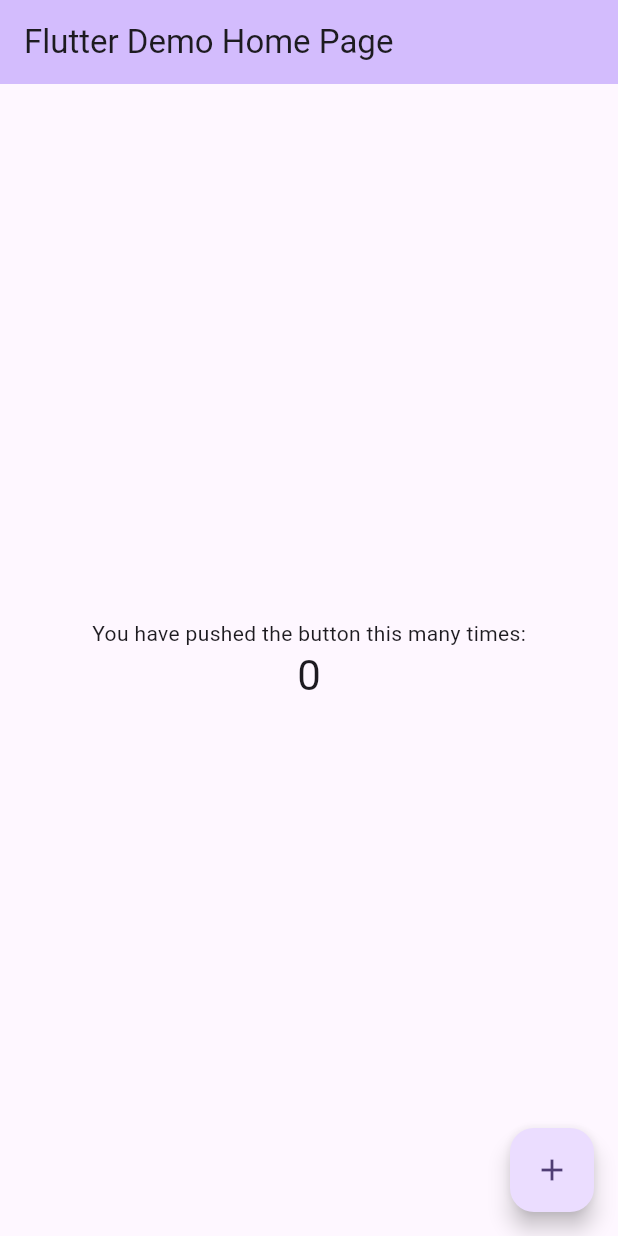
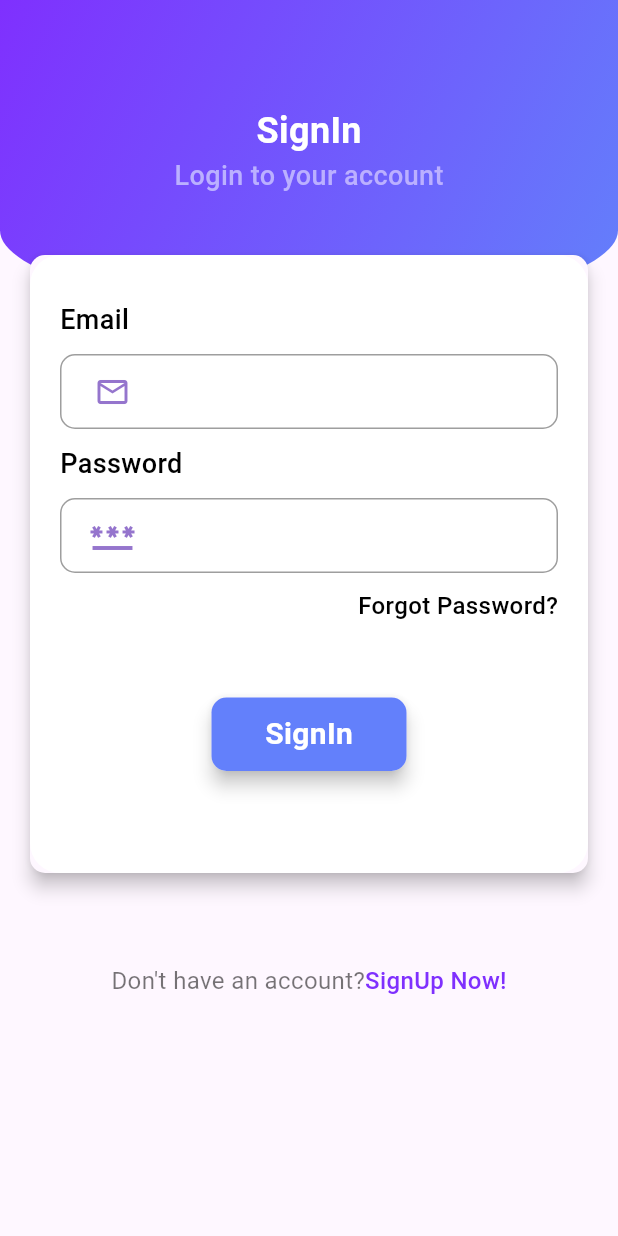
Before and after one commit to UtkarshShukla706/Flutter-App, a Flutter app: the screen it shows after launch, on a phone screen of 412 x 824 dp. Run offline on Flutter 3.47's test engine with Material 3 defaults, Android fonts, the phone set to English and light mode, and no system bars; our stand-ins replace device_preview_plus, firebase_core; accounts and stored records are empty.

Commit message:
updating the path of the main file and adding the new file signin.dart in the pages folder

```diff
--- a/lib/main.dart
+++ b/lib/main.dart
@@ -2,6 +2,7 @@ import 'package:device_preview_plus/device_preview_plus.dart';
 import 'package:firebase_core/firebase_core.dart';
 import 'package:flutter/material.dart';
 import 'package:newpro1/firebase_options.dart';
+import 'package:newpro1/pages/signin.dart';
 
 void main() async {
   WidgetsFlutterBinding.ensureInitialized();
@@ -27,11 +28,12 @@ class MyApp extends StatelessWidget {
   Widget build(BuildContext context) {
     return MaterialApp(
       title: 'Flutter Demo',
+      debugShowCheckedModeBanner: false,
       theme: ThemeData(
 
         colorScheme: ColorScheme.fromSeed(seedColor: Colors.deepPurple),
       ),
-      home: const MyHomePage(title: 'Flutter Demo Home Page'),
+      home: SignIn(),
     );
   }
 }
--- /dev/null
+++ b/lib/pages/signin.dart
@@ -0,0 +1,222 @@
+import 'package:flutter/material.dart';
+
+class SignIn extends StatefulWidget {
+  const SignIn({super.key});
+
+  @override
+  State<SignIn> createState() => _SignInState();
+}
+
+class _SignInState extends State<SignIn> {
+  @override
+  Widget build(BuildContext context) {
+    return Scaffold(
+      // ignore: avoid_unnecessary_containers
+      body: Container(
+        child: Stack(
+          children: [
+            Container(
+              height: MediaQuery.of(context).size.height / 4.0,
+              width: MediaQuery.of(context).size.width,
+              decoration: BoxDecoration(
+                gradient: LinearGradient(
+                  colors: [Color(0xFF7f30fe), Color(0xFF6380fb)],
+                  begin: Alignment.topLeft,
+                  end: Alignment.bottomRight,
+                ),
+                borderRadius: BorderRadius.vertical(
+                  bottom: Radius.elliptical(
+                    MediaQuery.of(context).size.width,
+                    105.0,
+                  ),
+                ),
+              ),
+            ),
+
+            Padding(
+              padding: const EdgeInsets.only(top: 70.0),
+              child: Column(
+                children: [
+                  Center(
+                    child: Text(
+                      'SignIn',
+                      style: TextStyle(
+                        color: Colors.white,
+                        fontSize: 24.0,
+                        fontWeight: FontWeight.bold,
+                      ),
+                    ),
+                  ),
+                  Center(
+                    child: Text(
+                      'Login to your account',
+                      style: TextStyle(
+                        color: Color(0xFFbbb0ff),
+                        fontSize: 18.0,
+                        fontWeight: FontWeight.w500,
+                      ),
+                    ),
+                  ),
+
+                  SizedBox(height: 20.0),
+
+                  // ignore: sized_box_for_whitespace
+                  Container(
+                    margin: EdgeInsets.symmetric(
+                      vertical: 20.0,
+                      horizontal: 20.0,
+                    ),
+                    child: Material(
+                      elevation: 5.0,
+                      borderRadius: BorderRadius.circular(10.0),
+                      child: Container(
+                        padding: EdgeInsets.symmetric(
+                          vertical: 30.0,
+                          horizontal: 20.0,
+                        ),
+                        height: MediaQuery.of(context).size.height / 2,
+                        width: MediaQuery.of(context).size.width,
+                        decoration: BoxDecoration(
+                          color: Colors.white,
+                          borderRadius: BorderRadius.circular(20.0),
+                        ),
+                        child: Column(
+                          crossAxisAlignment: CrossAxisAlignment.start,
+                          children: [
+                            Text(
+                              'Email',
+                              style: TextStyle(
+                                fontSize: 18.0,
+                                fontWeight: FontWeight.w500,
+                                color: Colors.black,
+                              ),
+                            ),
+                            SizedBox(height: 10.0),
+                            Container(
+                              padding: EdgeInsets.only(left: 10.0),
+                              decoration: BoxDecoration(
+                                border: Border.all(
+                                  width: 1.0,
+                                  color: Colors.black38,
+                                ),
+                                borderRadius: BorderRadius.circular(10.0),
+                              ),
+                              child: TextField(
+                                decoration: InputDecoration(
+                                  border: InputBorder.none,
+                                  prefixIcon: Icon(
+                                    Icons.mail_outline,
+                                    color: Colors.deepPurple.shade300,
+                                  ),
+                                ),
+                              ),
+                            ),
+                            SizedBox(height: 10.0),
+                            Text(
+                              'Password',
+                              style: TextStyle(
+                                fontSize: 18.0,
+                                fontWeight: FontWeight.w500,
+                                color: Colors.black,
+                              ),
+                            ),
+                            SizedBox(height: 10.0),
+                            Container(
+                              padding: EdgeInsets.only(left: 10.0),
+                              decoration: BoxDecoration(
+                                border: Border.all(
+                                  width: 1.0,
+                                  color: Colors.black38,
+                                ),
+                                borderRadius: BorderRadius.circular(10.0),
+                              ),
+                              child: TextField(
+                                decoration: InputDecoration(
+                                  border: InputBorder.none,
+                                  prefixIcon: Icon(
+                                    Icons.password,size: 32,
+                                    color: Colors.deepPurple.shade300,
+                                  ),
+                                ),
+                                obscureText: true,
+                              ),
+                            ),
+
+                            SizedBox(height: 10.0),
+
+                            Container(
+                              alignment: Alignment.bottomRight,
+                              child: Text(
+                                'Forgot Password?',
+                                style: TextStyle(
+                                  color: Colors.black,
+                                  fontSize: 16.0,
+                                  fontWeight: FontWeight.w500,
+                                ),
+                              ),
+                            ),
+                            SizedBox(height: 50.0),
+                            Center(
+                              // ignore: sized_box_for_whitespace
+                              child: Container(
+                                width: 130,
+                                child: Material(
+                                  elevation: 5.0,
+                                  borderRadius: BorderRadius.circular(10.0),
+                                  child: Center(
+                                    child: Container(
+                                      padding: EdgeInsets.all(10.0),
+                                      decoration: BoxDecoration(
+                                        color: Color(0xFF6380fb),
+                                        borderRadius: BorderRadius.circular(
+                                          10.0,
+                                        ),
+                                      ),
+                                      child: Center(
+                                        child: Text(
+                                          'SignIn',
+                                          style: TextStyle(
+                                            color: Colors.white,
+                                            fontSize: 20.0,
+                                            fontWeight: FontWeight.bold,
+                                          ),
+                                        ),
+                                      ),
+                                    ),
+                                  ),
+                                ),
+                              ),
+                            ),
+                          ],
+                        ),
+                      ),
+                    ),
+                  ),
+                  SizedBox(height: 40.0),
+                  Row(
+                    mainAxisAlignment: MainAxisAlignment.center,
+                    children: [
+                      Text(
+                        "Don't have an account?",
+                        style: TextStyle(color: Colors.black54, fontSize: 16.0),
+                      ),
+
+                      Text(
+                        'SignUp Now!',
+                        style: TextStyle(
+                          color: Color(0xFF7f30fe),
+                          fontWeight: FontWeight.w500,
+                          fontSize: 16.0,
+                        ),
+                      ),
+                    ],
+                  ),
+                ],
+              ),
+            ),
+          ],
+        ),
+      ),
+    );
+  }
+}
```
